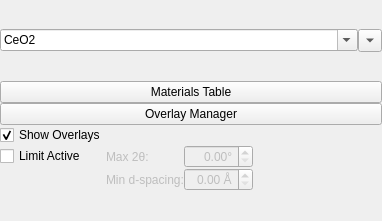
The window that hexrd/ui/resources/ui/materials_panel.ui (HEXRD/hexrdgui) describes before a commit, drawn with Qt 5.
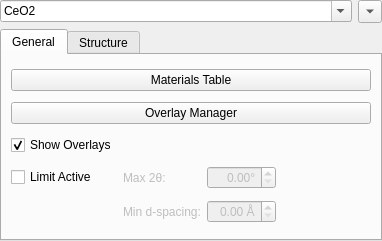
The same window after the commit.

Commit message: Add a structure tab to the materials panel

The edit to the form file:
```diff
--- a/hexrd/ui/resources/ui/materials_panel.ui
+++ b/hexrd/ui/resources/ui/materials_panel.ui
@@ -7,13 +7,10 @@
     <x>0</x>
     <y>0</y>
     <width>382</width>
-    <height>221</height>
+    <height>241</height>
    </rect>
   </property>
-  <layout class="QVBoxLayout" name="verticalLayout_7">
-   <property name="spacing">
-    <number>0</number>
-   </property>
+  <layout class="QGridLayout" name="gridLayout_3">
    <property name="leftMargin">
     <number>0</number>
    </property>
@@ -26,56 +23,166 @@
    <property name="bottomMargin">
     <number>0</number>
    </property>
-   <item>
-    <layout class="QHBoxLayout" name="horizontalLayout_7">
-     <property name="spacing">
-      <number>0</number>
-     </property>
-     <item>
-      <widget class="QComboBox" name="materials_combo">
-       <property name="sizePolicy">
-        <sizepolicy hsizetype="Expanding" vsizetype="Fixed">
-         <horstretch>0</horstretch>
-         <verstretch>0</verstretch>
-        </sizepolicy>
+   <item row="0" column="0">
+    <layout class="QGridLayout" name="gridLayout_2">
+     <item row="2" column="0" colspan="2">
+      <widget class="QTabWidget" name="tab_widget">
+       <property name="currentIndex">
+        <number>0</number>
        </property>
-       <property name="contextMenuPolicy">
-        <enum>Qt::DefaultContextMenu</enum>
-       </property>
-       <property name="toolTip">
-        <string/>
-       </property>
-       <property name="editable">
-        <bool>true</bool>
-       </property>
-       <item>
-        <property name="text">
-         <string>CeO2</string>
-        </property>
-       </item>
-       <item>
-        <property name="text">
-         <string>Diamond</string>
-        </property>
-       </item>
-       <item>
-        <property name="text">
-         <string>LaB6</string>
-        </property>
-       </item>
-       <item>
-        <property name="text">
-         <string>Ruby</string>
-        </property>
-       </item>
-       <item>
-        <property name="text">
-         <string>Silicon</string>
-        </property>
-       </item>
+       <widget class="QWidget" name="general_tab">
+        <attribute name="title">
+         <string>General</string>
+        </attribute>
+        <layout class="QGridLayout" name="gridLayout">
+         <item row="4" column="2">
+          <widget class="QDoubleSpinBox" name="min_d_spacing">
+           <property name="enabled">
+            <bool>false</bool>
+           </property>
+           <property name="toolTip">
+            <string>&lt;html&gt;&lt;head/&gt;&lt;body&gt;&lt;p&gt;The minimum d spacing for the HKLs.&lt;/p&gt;&lt;/body&gt;&lt;/html&gt;</string>
+           </property>
+           <property name="alignment">
+            <set>Qt::AlignRight|Qt::AlignTrailing|Qt::AlignVCenter</set>
+           </property>
+           <property name="keyboardTracking">
+            <bool>false</bool>
+           </property>
+           <property name="suffix">
+            <string> Å</string>
+           </property>
+           <property name="singleStep">
+            <double>0.100000000000000</double>
+           </property>
+          </widget>
+         </item>
+         <item row="2" column="0">
+          <widget class="QCheckBox" name="show_overlays">
+           <property name="toolTip">
+            <string>&lt;html&gt;&lt;head/&gt;&lt;body&gt;&lt;p&gt;Display overlays in the canvas for each material&lt;/p&gt;&lt;/body&gt;&lt;/html&gt;</string>
+           </property>
+           <property name="text">
+            <string>Show Overlays</string>
+           </property>
+           <property name="checked">
+            <bool>true</bool>
+           </property>
+          </widget>
+         </item>
+         <item row="3" column="1">
+          <widget class="QLabel" name="max_tth_label">
+           <property name="enabled">
+            <bool>false</bool>
+           </property>
+           <property name="text">
+            <string>Max 2θ:</string>
+           </property>
+          </widget>
+         </item>
+         <item row="3" column="3">
+          <spacer name="horizontalSpacer_2">
+           <property name="orientation">
+            <enum>Qt::Horizontal</enum>
+           </property>
+           <property name="sizeHint" stdset="0">
+            <size>
+             <width>32</width>
+             <height>20</height>
+            </size>
+           </property>
+          </spacer>
+         </item>
+         <item row="3" column="0">
+          <widget class="QCheckBox" name="limit_active">
+           <property name="toolTip">
+            <string>&lt;html&gt;&lt;head/&gt;&lt;body&gt;&lt;p&gt;Limit the allowed HKLs with the max 2θ or the minimum d spacing.&lt;/p&gt;&lt;/body&gt;&lt;/html&gt;</string>
+           </property>
+           <property name="text">
+            <string>Limit Active</string>
+           </property>
+          </widget>
+         </item>
+         <item row="1" column="0" colspan="4">
+          <widget class="QPushButton" name="show_overlay_manager">
+           <property name="text">
+            <string>Overlay Manager</string>
+           </property>
+          </widget>
+         </item>
+         <item row="0" column="0" colspan="4">
+          <widget class="QPushButton" name="show_materials_table">
+           <property name="text">
+            <string>Materials Table</string>
+           </property>
+          </widget>
+         </item>
+         <item row="4" column="1">
+          <widget class="QLabel" name="min_d_spacing_label">
+           <property name="enabled">
+            <bool>false</bool>
+           </property>
+           <property name="text">
+            <string>Min d-spacing:</string>
+           </property>
+          </widget>
+         </item>
+         <item row="3" column="2">
+          <widget class="QDoubleSpinBox" name="max_tth">
+           <property name="enabled">
+            <bool>false</bool>
+           </property>
+           <property name="toolTip">
+            <string>&lt;html&gt;&lt;head/&gt;&lt;body&gt;&lt;p&gt;The max 2θ for the HKLs.&lt;/p&gt;&lt;/body&gt;&lt;/html&gt;</string>
+           </property>
+           <property name="alignment">
+            <set>Qt::AlignRight|Qt::AlignTrailing|Qt::AlignVCenter</set>
+           </property>
+           <property name="keyboardTracking">
+            <bool>false</bool>
+           </property>
+           <property name="suffix">
+            <string>°</string>
+           </property>
+           <property name="maximum">
+            <double>360.000000000000000</double>
+           </property>
+           <property name="singleStep">
+            <double>0.100000000000000</double>
+           </property>
+          </widget>
+         </item>
+         <item row="4" column="3">
+          <spacer name="horizontalSpacer_3">
+           <property name="orientation">
+            <enum>Qt::Horizontal</enum>
+           </property>
+           <property name="sizeHint" stdset="0">
+            <size>
+             <width>32</width>
+             <height>20</height>
+            </size>
+           </property>
+          </spacer>
+         </item>
+         <item row="5" column="0" colspan="4">
+          <layout class="QVBoxLayout" name="material_editor_layout"/>
+         </item>
+        </layout>
+       </widget>
+       <widget class="QWidget" name="structure_tab">
+        <attribute name="title">
+         <string>Structure</string>
+        </attribute>
+        <layout class="QGridLayout" name="gridLayout_4">
+         <item row="0" column="0">
+          <layout class="QVBoxLayout" name="material_structure_editor_layout"/>
+         </item>
+        </layout>
+       </widget>
       </widget>
      </item>
-     <item>
+     <item row="1" column="1">
       <widget class="QToolButton" name="materials_tool_button">
        <property name="toolTip">
         <string>&lt;html&gt;&lt;head/&gt;&lt;body&gt;&lt;p&gt;Click to add, modify, or delete material&lt;/p&gt;&lt;/body&gt;&lt;/html&gt;</string>
@@ -106,138 +213,48 @@
        </property>
       </widget>
      </item>
-    </layout>
-   </item>
-   <item>
-    <layout class="QGridLayout" name="gridLayout">
-     <item row="4" column="3">
-      <spacer name="horizontalSpacer_2">
-       <property name="orientation">
-        <enum>Qt::Horizontal</enum>
+     <item row="1" column="0">
+      <widget class="QComboBox" name="materials_combo">
+       <property name="sizePolicy">
+        <sizepolicy hsizetype="Expanding" vsizetype="Fixed">
+         <horstretch>0</horstretch>
+         <verstretch>0</verstretch>
+        </sizepolicy>
        </property>
-       <property name="sizeHint" stdset="0">
-        <size>
-         <width>40</width>
-         <height>20</height>
-        </size>
+       <property name="contextMenuPolicy">
+        <enum>Qt::DefaultContextMenu</enum>
        </property>
-      </spacer>
-     </item>
-     <item row="4" column="0">
-      <widget class="QCheckBox" name="limit_active">
        <property name="toolTip">
         <string>&lt;html&gt;&lt;head/&gt;&lt;body&gt;&lt;p&gt;Limit the allowed HKLs with the max 2θ or the minimum d spacing.&lt;/p&gt;&lt;/body&gt;&lt;/html&gt;</string>
        </property>
-       <property name="text">
-        <string>Limit Active</string>
-       </property>
-      </widget>
-     </item>
-     <item row="2" column="0">
-      <widget class="QCheckBox" name="show_overlays">
-       <property name="toolTip">
-        <string>&lt;html&gt;&lt;head/&gt;&lt;body&gt;&lt;p&gt;Display overlays in the canvas for each material&lt;/p&gt;&lt;/body&gt;&lt;/html&gt;</string>
-       </property>
-       <property name="text">
-        <string>Show Overlays</string>
-       </property>
-       <property name="checked">
+       <property name="editable">
         <bool>true</bool>
        </property>
-      </widget>
-     </item>
-     <item row="5" column="2">
-      <widget class="QDoubleSpinBox" name="min_d_spacing">
-       <property name="enabled">
-        <bool>false</bool>
-       </property>
-       <property name="toolTip">
-        <string>&lt;html&gt;&lt;head/&gt;&lt;body&gt;&lt;p&gt;The minimum d spacing for the HKLs.&lt;/p&gt;&lt;/body&gt;&lt;/html&gt;</string>
-       </property>
-       <property name="alignment">
-        <set>Qt::AlignRight|Qt::AlignTrailing|Qt::AlignVCenter</set>
-       </property>
-       <property name="keyboardTracking">
-        <bool>false</bool>
-       </property>
-       <property name="suffix">
-        <string> Å</string>
-       </property>
-       <property name="singleStep">
-        <double>0.100000000000000</double>
-       </property>
-      </widget>
-     </item>
-     <item row="4" column="2">
-      <widget class="QDoubleSpinBox" name="max_tth">
-       <property name="enabled">
-        <bool>false</bool>
-       </property>
-       <property name="toolTip">
-        <string>&lt;html&gt;&lt;head/&gt;&lt;body&gt;&lt;p&gt;The max 2θ for the HKLs.&lt;/p&gt;&lt;/body&gt;&lt;/html&gt;</string>
-       </property>
-       <property name="alignment">
-        <set>Qt::AlignRight|Qt::AlignTrailing|Qt::AlignVCenter</set>
-       </property>
-       <property name="keyboardTracking">
-        <bool>false</bool>
-       </property>
-       <property name="suffix">
-        <string>°</string>
-       </property>
-       <property name="maximum">
-        <double>360.000000000000000</double>
-       </property>
-       <property name="singleStep">
-        <double>0.100000000000000</double>
-       </property>
-      </widget>
-     </item>
-     <item row="1" column="0" colspan="4">
-      <widget class="QPushButton" name="show_overlay_manager">
-       <property name="text">
-        <string>Overlay Manager</string>
-       </property>
-      </widget>
-     </item>
-     <item row="4" column="1">
-      <widget class="QLabel" name="max_tth_label">
-       <property name="enabled">
-        <bool>false</bool>
-       </property>
-       <property name="text">
-        <string>Max 2θ:</string>
-       </property>
-      </widget>
-     </item>
-     <item row="5" column="3">
-      <spacer name="horizontalSpacer_3">
-       <property name="orientation">
-        <enum>Qt::Horizontal</enum>
-       </property>
-       <property name="sizeHint" stdset="0">
-        <size>
-         <width>40</width>
-         <height>20</height>
-        </size>
-       </property>
-      </spacer>
-     </item>
-     <item row="5" column="1">
-      <widget class="QLabel" name="min_d_spacing_label">
-       <property name="enabled">
-        <bool>false</bool>
-       </property>
-       <property name="text">
-        <string>Min d-spacing:</string>
-       </property>
-      </widget>
-     </item>
-     <item row="0" column="0" colspan="4">
-      <widget class="QPushButton" name="show_materials_table">
-       <property name="text">
-        <string>Materials Table</string>
-       </property>
+       <item>
+        <property name="text">
+         <string>CeO2</string>
+        </property>
+       </item>
+       <item>
+        <property name="text">
+         <string>Diamond</string>
+        </property>
+       </item>
+       <item>
+        <property name="text">
+         <string>LaB6</string>
+        </property>
+       </item>
+       <item>
+        <property name="text">
+         <string>Ruby</string>
+        </property>
+       </item>
+       <item>
+        <property name="text">
+         <string>Silicon</string>
+        </property>
+       </item>
       </widget>
      </item>
     </layout>
```
Left out of the diff: 3 changed lines with no effect on the pictures. The commit also changes 8 other files.
